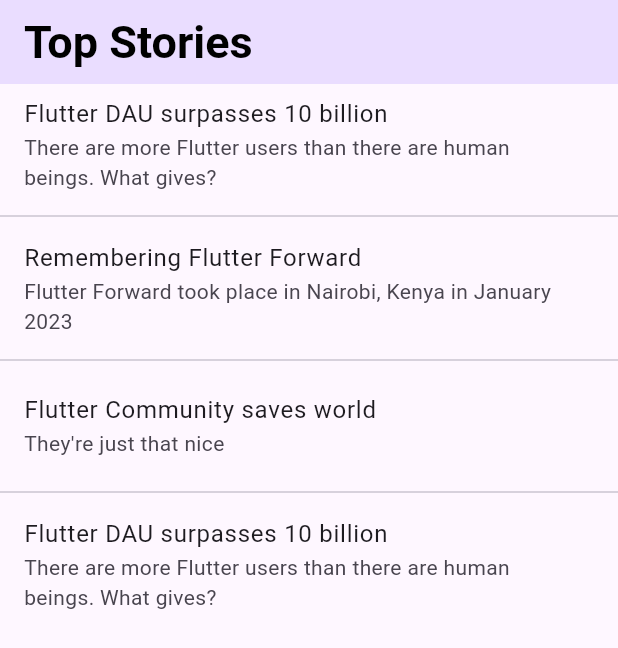
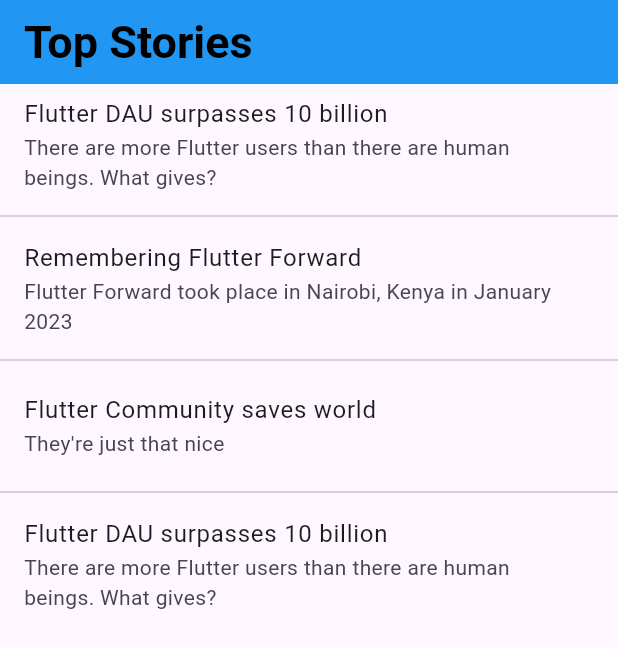
Before and after one commit to ericwindmill/homescreen_codelab_temp, a Flutter app: the screen it shows after launch, on a phone screen of 412 x 824 dp. Shown: the top 648 px of the screen. Run offline on Flutter 3.47's test engine with Material 2 defaults, Android fonts, the phone set to English and light mode, and no system bars.

Commit message:
Cleaning up code

```diff
--- a/start/lib/home_screen.dart
+++ b/start/lib/home_screen.dart
@@ -14,13 +14,7 @@ class _MyHomePageState extends State<MyHomePage> {
 
   @override
   Widget build(BuildContext context) {
-    return MaterialApp(
-      theme: ThemeData(
-          useMaterial3: true,
-          appBarTheme: AppBarTheme(
-            backgroundColor: Theme.of(context).colorScheme.primaryContainer,
-          )),
-      home: Scaffold(
+    return Scaffold(
         appBar: AppBar(
             title: const Text('Top Stories'),
             centerTitle: false,
@@ -50,29 +44,6 @@ class _MyHomePageState extends State<MyHomePage> {
               },
             );
           },
-        ),
-      ),
-      // child: Padding(
-      //   padding: const EdgeInsets.all(0.0),
-      //   child: Column(
-      //     children: [
-      //       const SizedBox(height: 30),
-      //       Container(
-      //         padding: const EdgeInsets.all(16.0),
-      //         decoration: BoxDecoration(
-      //           color: Theme.of(context).colorScheme.tertiaryContainer,
-      //         ),
-      //         child: Row(
-      //           children: [
-      //             Text(
-      //               'Top Stories',
-      //               textAlign: TextAlign.left,
-      //               style: Theme.of(context).textTheme.headlineLarge!,
-      //             ),
-      //           ],
-      //         ),
-      //       ),
-      // const SizedBox(height: 25),
-    );
+        ));
   }
 }
--- a/start/lib/main.dart
+++ b/start/lib/main.dart
@@ -14,8 +14,10 @@ class MyApp extends StatelessWidget {
   Widget build(BuildContext context) {
     return MaterialApp(
       theme: ThemeData(
-        useMaterial3: true,
-      ),
+          useMaterial3: true,
+          appBarTheme: AppBarTheme(
+            backgroundColor: Theme.of(context).colorScheme.primaryContainer,
+          )),
       home: const MyHomePage(),
     );
   }
--- a/start/pubspec.yaml
+++ b/start/pubspec.yaml
@@ -38,7 +38,6 @@ dependencies:
   cupertino_icons: ^1.0.2
   shared_preferences: ^2.0.15
   home_widget: ^0.1.6
-  native_font: ^1.1.0
   path_provider: ^2.0.11
   path_provider_foundation: ^2.2.1
   # path_provider:
```
